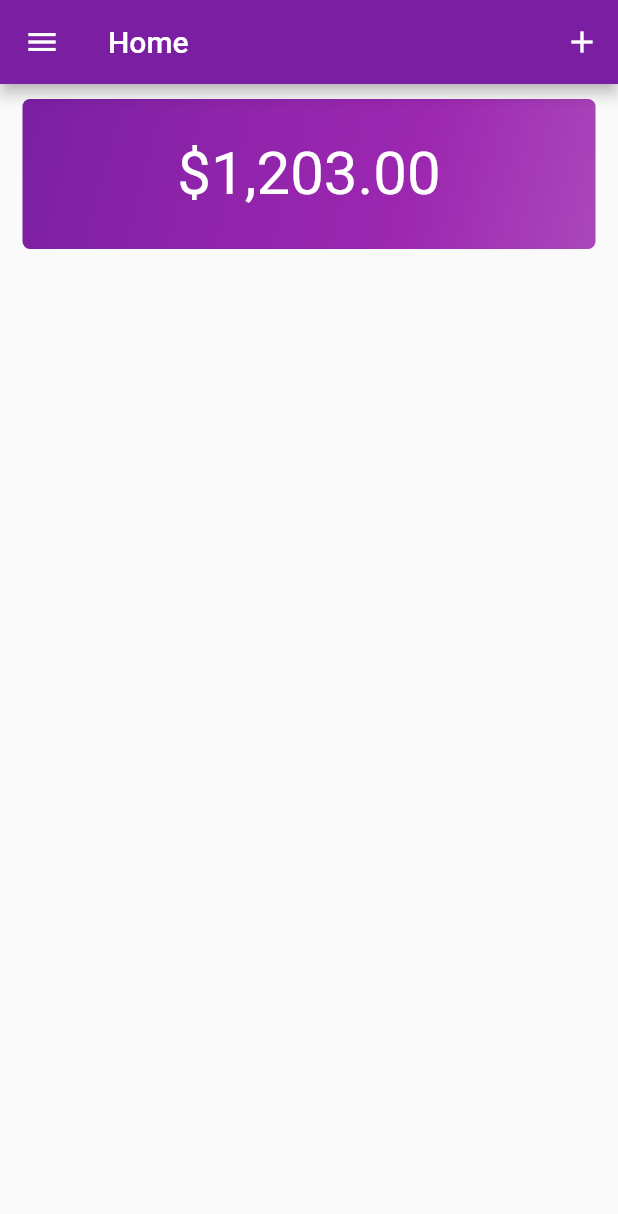
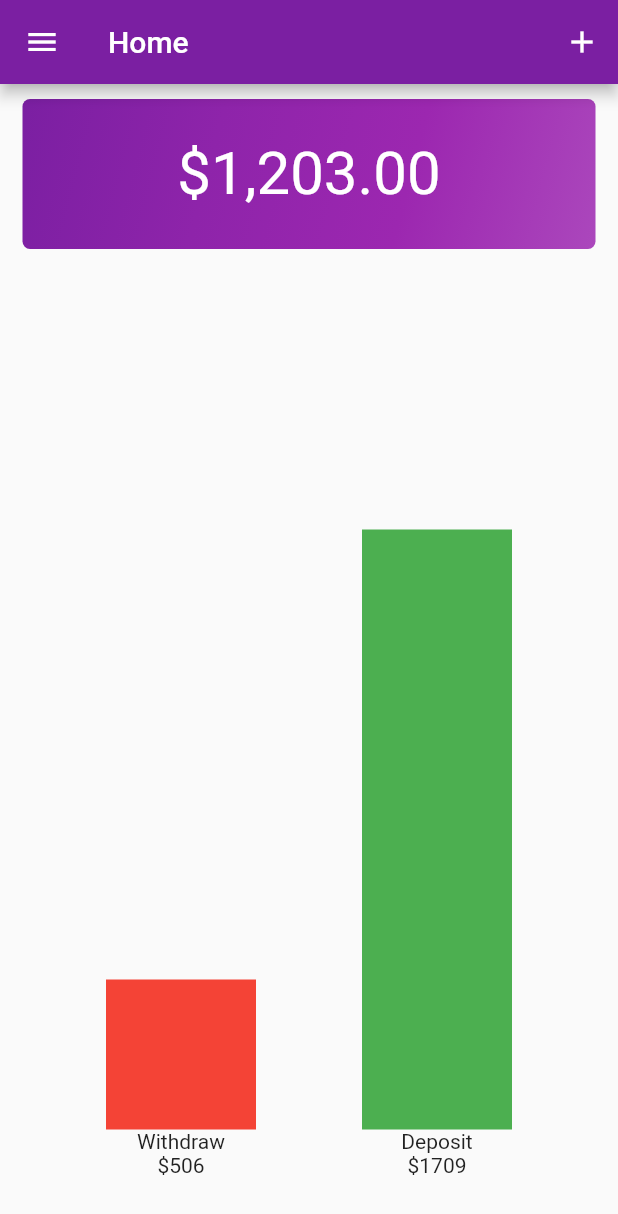
Before and after one commit to sanjaykarki/spend_tracker, a Flutter app: the screen it shows after launch, on a phone screen of 412 x 824 dp. Shown: the top 1214 px of the screen. Run offline on Flutter 3.47's test engine with Material 2 defaults, Android fonts, the phone set to English and light mode, and no system bars.

Commit message:
4.3 Layout with rows and columns

```diff
--- a/lib/pages/home/home_page.dart
+++ b/lib/pages/home/home_page.dart
@@ -1,5 +1,4 @@
 import 'package:flutter/material.dart';
-import 'package:spend_tracker/pages/home/widgets/custom_text.dart';
 
 class HomePage extends StatelessWidget {
   @override
@@ -22,7 +21,67 @@ class HomePage extends StatelessWidget {
       body: Column(
         crossAxisAlignment: CrossAxisAlignment.stretch,
         children: [
+          _TotalBudget(amount: amount),
           Container(
+            padding: EdgeInsets.only(bottom: 15),
+            height: MediaQuery.of(context).size.height - 200,
+            child: Row(
+              crossAxisAlignment: CrossAxisAlignment.start,
+              mainAxisAlignment: MainAxisAlignment.spaceEvenly,
+              children: [
+                _BarLine(100, Colors.red, 'Withdraw', 506),
+                _BarLine(400, Colors.green, 'Deposit', 1709),
+              ],
+            ),
+          ),
+        ],
+      ),
+    );
+  }
+}
+
+class _BarLine extends StatelessWidget {
+  const _BarLine(
+    this.height,
+    this.color,
+    this.label,
+    this.amount, {
+    Key key,
+  }) : super(key: key);
+  final double height;
+  final String label;
+  final Color color;
+  final int amount;
+
+  @override
+  Widget build(BuildContext context) {
+    return Column(
+      mainAxisAlignment: MainAxisAlignment.end,
+      crossAxisAlignment: CrossAxisAlignment.center,
+      children: [
+        Container(
+          height: height,
+          width: 100,
+          color: color,
+        ),
+        Text(label),
+        Text('\$$amount'),
+      ],
+    );
+  }
+}
+
+class _TotalBudget extends StatelessWidget {
+  const _TotalBudget({
+    Key key,
+    @required this.amount,
+  }) : super(key: key);
+
+  final String amount;
+
+  @override
+  Widget build(BuildContext context) {
+    return Container(
       height: 100,
       margin: EdgeInsets.symmetric(vertical: 10, horizontal: 15),
       alignment: Alignment.center,
@@ -50,9 +109,6 @@ class HomePage extends StatelessWidget {
         // ],
         borderRadius: BorderRadius.all(Radius.circular(5)),
       ),
-          ),
-        ],
-      ),
     );
   }
 }
```
Lines whose indentation alone changed are shown as unchanged.
